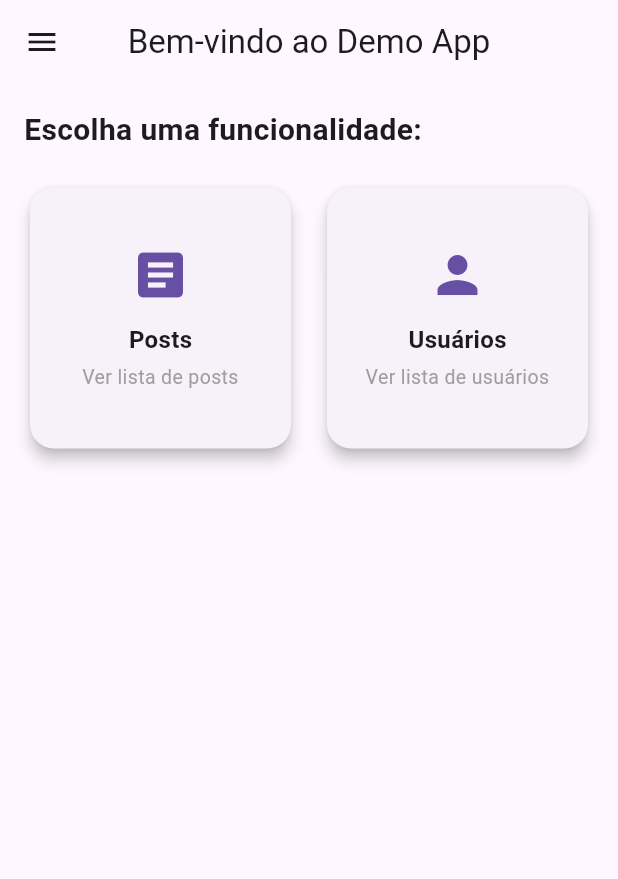
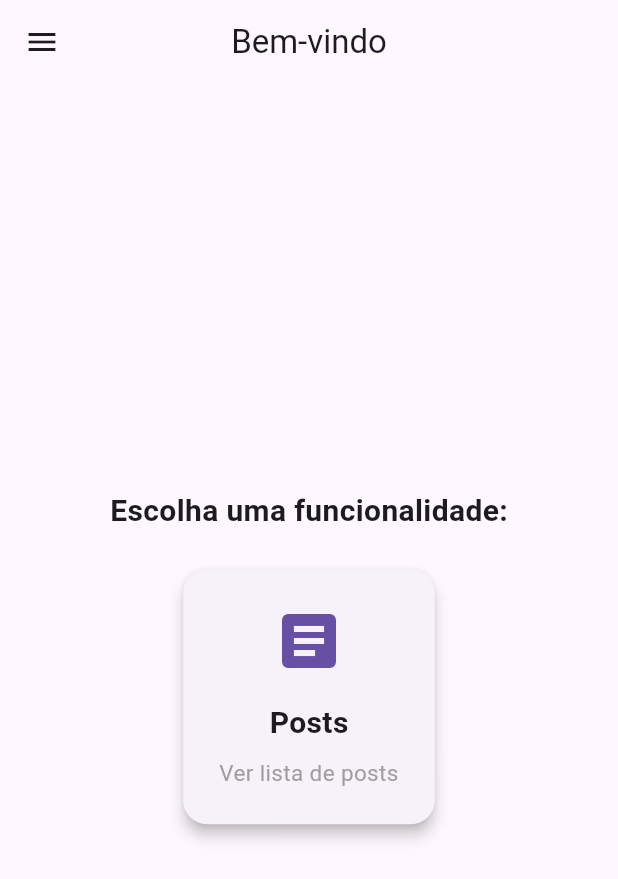
Before and after one commit to Silveira789/my_flutter_app, a Flutter app: the screen it shows after launch, on a phone screen of 412 x 824 dp. Shown: the top 879 px of the screen. Run offline on Flutter 3.47's test engine with Material 3 defaults, Android fonts, the phone set to English and light mode, and no system bars.

Commit message:
Refatora tela Home: remove usuários, centraliza Posts e mantém menu lateral

```diff
--- a/lib/screens/home_screen.dart
+++ b/lib/screens/home_screen.dart
@@ -9,7 +9,7 @@ class HomeScreen extends StatelessWidget {
 
     return Scaffold(
       appBar: AppBar(
-        title: const Text('Bem-vindo ao Demo App'),
+        title: const Text('Bem-vindo'),
         centerTitle: true,
       ),
       drawer: Drawer(
@@ -27,13 +27,19 @@ class HomeScreen extends StatelessWidget {
               ),
             ),
             ListTile(
+              leading: const Icon(Icons.person),
+              title: const Text('Perfil'),
+              onTap: () {
+                Navigator.pop(context); // fecha o Drawer
+                Navigator.pushNamed(context, '/profile'); // abre a tela Perfil
+              },
+            ),
+            ListTile(
               leading: const Icon(Icons.settings),
               title: const Text('Configurações'),
               onTap: () {
-                Navigator.pop(context);
-                ScaffoldMessenger.of(context).showSnackBar(
-                  const SnackBar(content: Text('Funcionalidade em desenvolvimento')),
-                );
+                Navigator.pop(context); // fecha o Drawer
+                Navigator.pushNamed(context, '/settings'); // abre a tela de Configurações
               },
             ),
             ListTile(
@@ -54,22 +60,20 @@ class HomeScreen extends StatelessWidget {
           ],
         ),
       ),
-      body: Padding(
+      body: Center(  // Centraliza o conteúdo no eixo horizontal e vertical
+        child: Padding(
           padding: const EdgeInsets.all(16.0),
+          child: SizedBox(
+            width: screenWidth > 600 ? 400 : double.infinity, // limita largura em telas maiores
             child: Column(
-          crossAxisAlignment: CrossAxisAlignment.start,
+              mainAxisSize: MainAxisSize.min,
+              crossAxisAlignment: CrossAxisAlignment.center,
               children: [
                 const Text(
                   'Escolha uma funcionalidade:',
                   style: TextStyle(fontSize: 20, fontWeight: FontWeight.bold),
                 ),
                 const SizedBox(height: 20),
-            Expanded(
-              child: GridView.count(
-                crossAxisCount: screenWidth > 600 ? 3 : 2,
-                crossAxisSpacing: 16,
-                mainAxisSpacing: 16,
-                children: [
                 _FeatureCard(
                   icon: Icons.article,
                   title: 'Posts',
@@ -78,18 +82,9 @@ class HomeScreen extends StatelessWidget {
                     Navigator.pushNamed(context, '/posts');
                   },
                 ),
-                  _FeatureCard(
-                    icon: Icons.person,
-                    title: 'Usuários',
-                    subtitle: 'Ver lista de usuários',
-                    onTap: () {
-                      Navigator.pushNamed(context, '/users');
-                    },
-                  ),
               ],
             ),
           ),
-          ],
         ),
       ),
     );
@@ -118,21 +113,22 @@ class _FeatureCard extends StatelessWidget {
         elevation: 4,
         shape: RoundedRectangleBorder(borderRadius: BorderRadius.circular(16)),
         child: Padding(
-          padding: const EdgeInsets.all(16.0),
+          padding: const EdgeInsets.all(24.0),
           child: Column(
+            mainAxisSize: MainAxisSize.min,
             mainAxisAlignment: MainAxisAlignment.center,
             children: [
-              Icon(icon, size: 40, color: Theme.of(context).primaryColor),
-              const SizedBox(height: 12),
+              Icon(icon, size: 48, color: Theme.of(context).primaryColor),
+              const SizedBox(height: 16),
               Text(
                 title,
-                style: const TextStyle(fontSize: 16, fontWeight: FontWeight.bold),
+                style: const TextStyle(fontSize: 20, fontWeight: FontWeight.bold),
               ),
-              const SizedBox(height: 4),
+              const SizedBox(height: 8),
               Text(
                 subtitle,
                 textAlign: TextAlign.center,
-                style: const TextStyle(fontSize: 13, color: Colors.grey),
+                style: const TextStyle(fontSize: 15, color: Colors.grey),
               ),
             ],
           ),
```
Also changed, not shown: lib/screens/profile_screen.dart (+40 -3 lines), lib/screens/settings_screen.dart (+48 -4 lines). Lines whose indentation alone changed are shown as unchanged.
